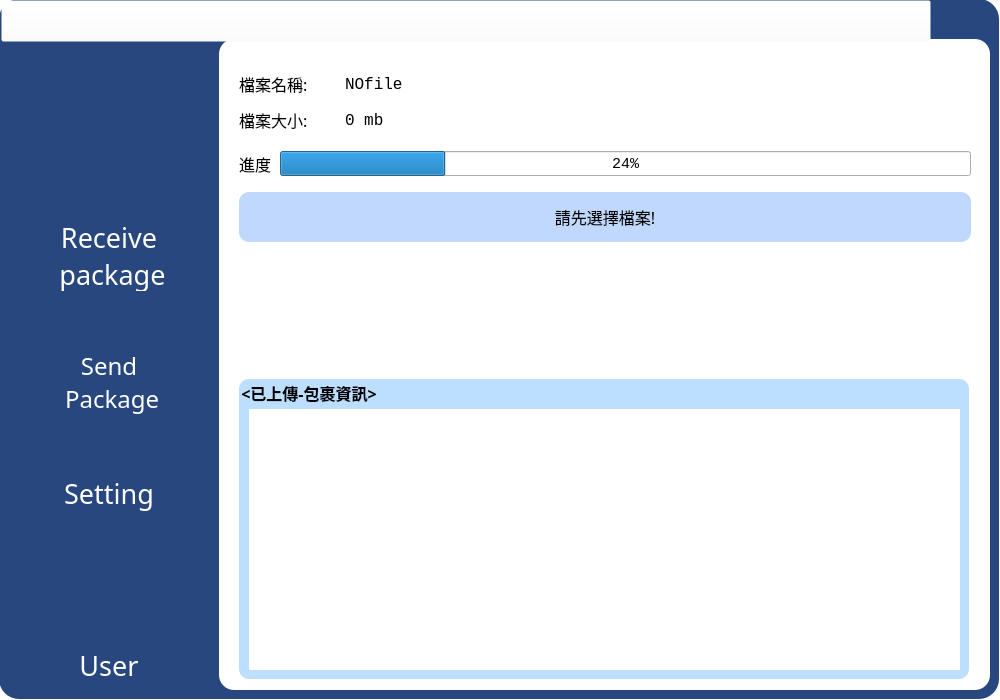
Above: src/gui/MainWindow.ui from hmes98318/Logistics-Station before the change. Below: the same form after it.
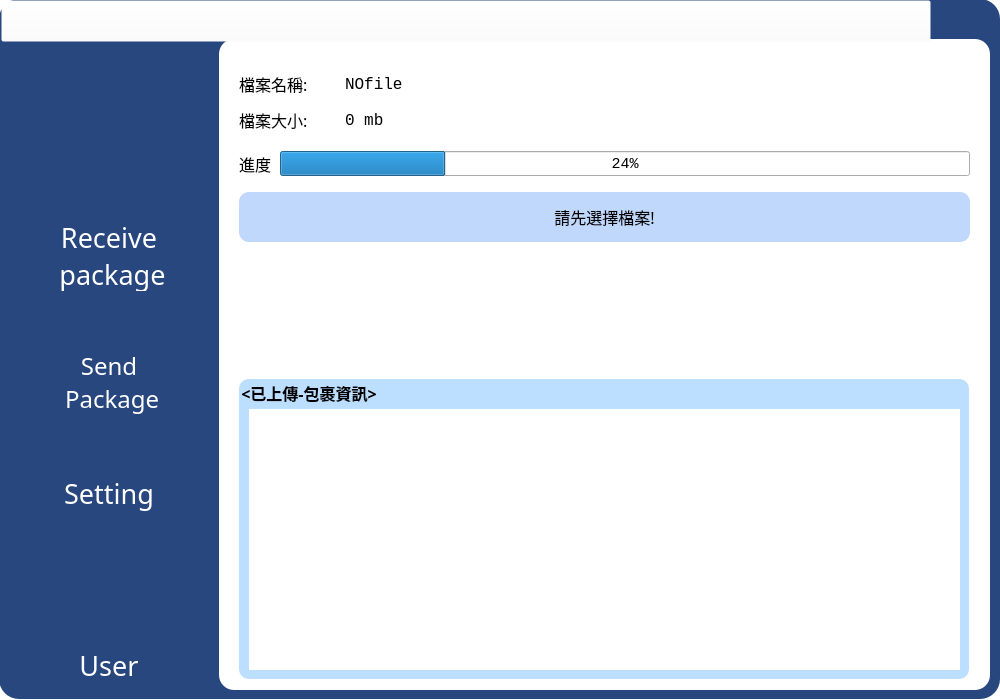
That is the form after the change. The open tabs and pages were chosen to show the change. Icons and pictures are not drawn.

Commit message: Change GUI - substitute label for button

The edit to the form file:
```diff
--- a/src/gui/MainWindow.ui
+++ b/src/gui/MainWindow.ui
@@ -27,7 +27,7 @@
     <rect>
      <x>-1</x>
      <y>-1</y>
-     <width>1000</width>
+     <width>1001</width>
      <height>700</height>
     </rect>
    </property>
@@ -674,7 +674,7 @@
        <rect>
         <x>20</x>
         <y>20</y>
-        <width>732</width>
+        <width>731</width>
         <height>311</height>
        </rect>
       </property>
```
Left out of the diff: 89 changed lines with no effect on the pictures. The commit also changes 1 other file.
